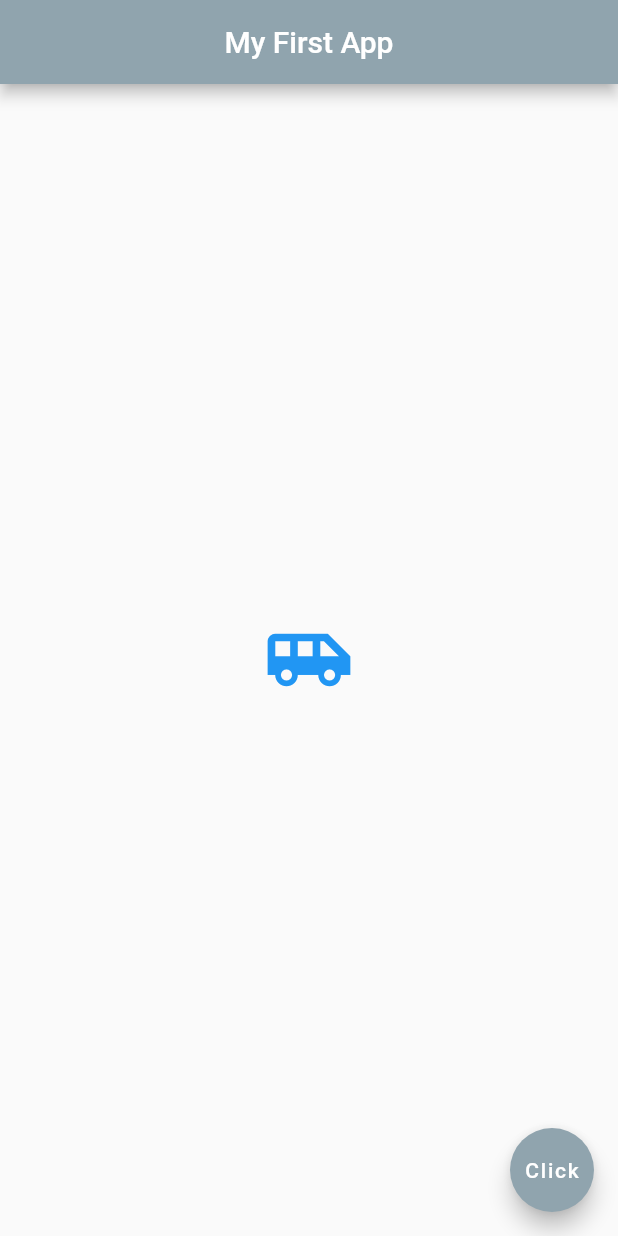
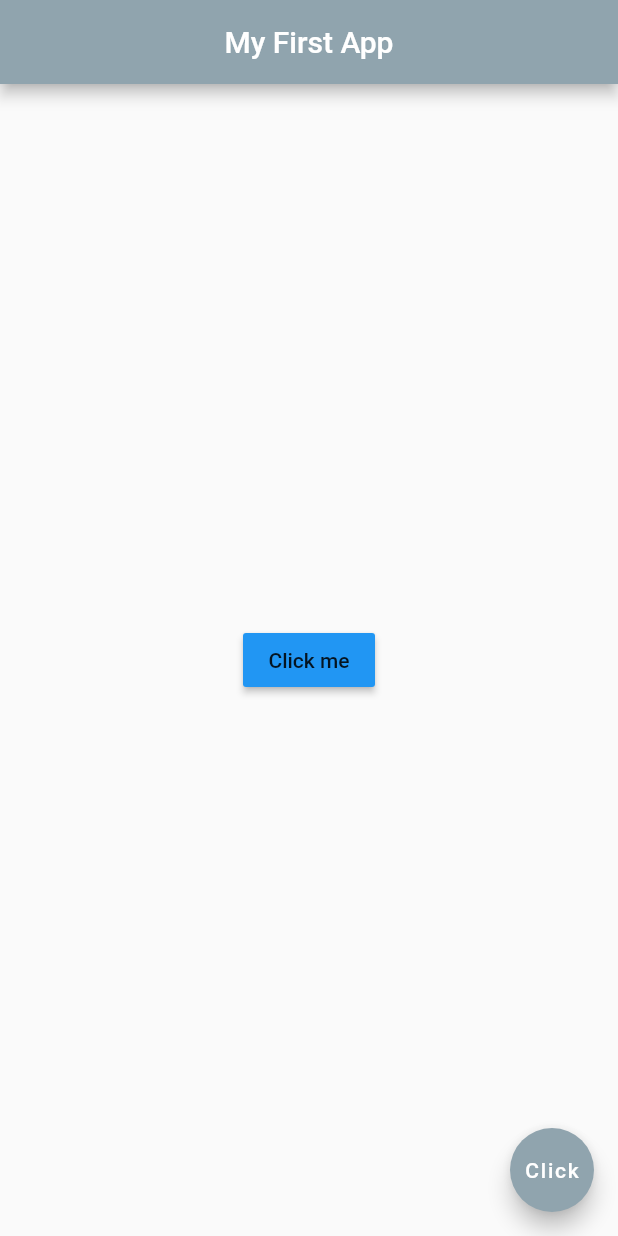
Before and after one commit to mohanhari/Date-And-TIme-App, a Flutter app: the screen it shows after launch, on a phone screen of 412 x 824 dp. Run offline on Flutter 3.47's test engine with Material 2 defaults, Android fonts, the phone set to English and light mode, and no system bars.

Commit message:
Changed the body from Icon to a button

```diff
--- a/lib/main.dart
+++ b/lib/main.dart
@@ -15,10 +15,12 @@ class Home extends StatelessWidget {
         backgroundColor: Colors.blueGrey[300],
       ),
       body: Center(
-        child: Icon(
-          Icons.airport_shuttle,
+        child: RaisedButton(
+          onPressed: () {
+            print('You clicked');
+          },
+          child: Text('Click me'),
           color: Colors.blue,
-          size: 60,
         ),
       ),
       floatingActionButton: FloatingActionButton(
```
